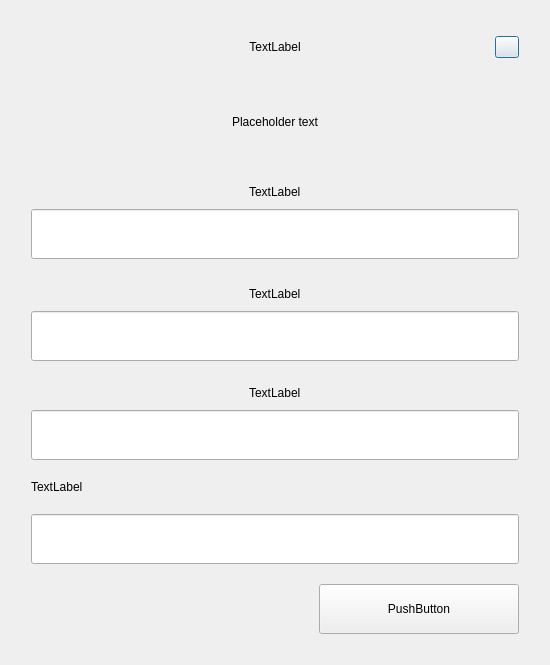
Before: the Qt Designer form src/qt/forms/askpassphrasedialog.ui in decenomy/DSW, drawn with Qt 5.
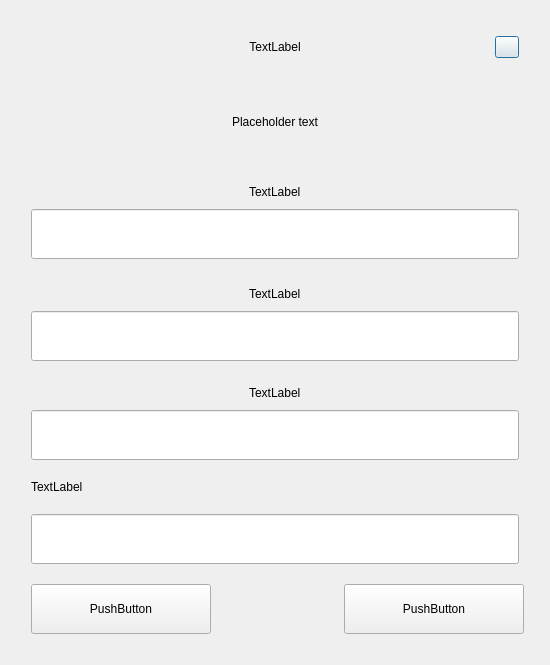
After: the same form once the commit is applied.

```diff
--- a/src/qt/forms/askpassphrasedialog.ui
+++ b/src/qt/forms/askpassphrasedialog.ui
@@ -325,13 +325,35 @@
       <item>
        <layout class="QHBoxLayout" name="horizontalLayout_7">
         <item>
-         <spacer name="horizontalSpacer">
+         <widget class="QPushButton" name="pushButtonGenOTP">
+          <property name="minimumSize">
+           <size>
+            <width>180</width>
+            <height>50</height>
+           </size>
+          </property>
+          <property name="maximumSize">
+           <size>
+            <width>200</width>
+            <height>50</height>
+           </size>
+          </property>
+          <property name="text">
+           <string>PushButton</string>
+          </property>
+         </widget>
+        </item>
+        <item>
+         <spacer name="horizontalSpacer_5">
           <property name="orientation">
            <enum>Qt::Horizontal</enum>
           </property>
+          <property name="sizeType">
+           <enum>QSizePolicy::Fixed</enum>
+          </property>
           <property name="sizeHint" stdset="0">
            <size>
-            <width>40</width>
+            <width>90</width>
             <height>20</height>
            </size>
           </property>
@@ -353,27 +375,11 @@
           </property>
          </widget>
         </item>
-        <item>
-         <spacer name="horizontalSpacer_5">
-          <property name="orientation">
-           <enum>Qt::Horizontal</enum>
-          </property>
-          <property name="sizeType">
-           <enum>QSizePolicy::Expanding</enum>
-          </property>
-          <property name="sizeHint" stdset="0">
-           <size>
-            <width>40</width>
-            <height>20</height>
-           </size>
-          </property>
-         </spacer>
-        </item>
         <item>
          <widget class="QPushButton" name="pushButtonOk">
           <property name="minimumSize">
            <size>
-            <width>200</width>
+            <width>180</width>
             <height>50</height>
            </size>
           </property>
```
